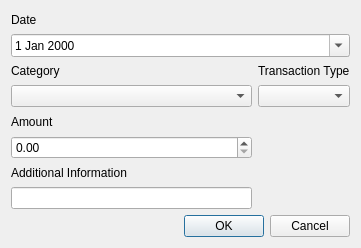
This is FinToolV2-0/addtransaction.ui in IVIyg0t/FinancialTool as Qt 5 draws it before an edit. The edited form follows.
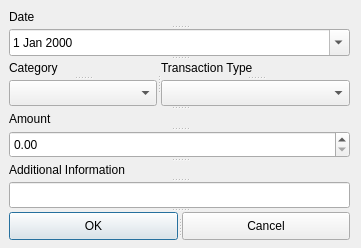
This is the edited form.

```diff
--- a/FinToolV2-0/addtransaction.ui
+++ b/FinToolV2-0/addtransaction.ui
@@ -13,55 +13,78 @@
   <property name="windowTitle">
    <string>Dialog</string>
   </property>
-  <layout class="QGridLayout" name="gridLayout">
-   <item row="7" column="0">
-    <widget class="QLineEdit" name="addInfo"/>
-   </item>
-   <item row="0" column="0">
+  <widget class="QSplitter" name="splitter_10">
+   <property name="geometry">
+    <rect>
+     <x>9</x>
+     <y>9</y>
+     <width>341</width>
+     <height>231</height>
+    </rect>
+   </property>
+   <property name="orientation">
+    <enum>Qt::Vertical</enum>
+   </property>
+   <widget class="QSplitter" name="splitter_9">
+    <property name="orientation">
+     <enum>Qt::Horizontal</enum>
+    </property>
+    <widget class="QSplitter" name="splitter_4">
+     <property name="orientation">
+      <enum>Qt::Vertical</enum>
+     </property>
     <widget class="QLabel" name="label">
      <property name="text">
       <string>Date</string>
      </property>
     </widget>
-   </item>
-   <item row="1" column="0" colspan="2">
     <widget class="QDateEdit" name="date">
      <property name="calendarPopup">
       <bool>true</bool>
      </property>
     </widget>
-   </item>
-   <item row="8" column="0" colspan="2">
-    <widget class="QDialogButtonBox" name="buttonBox">
+    </widget>
+   </widget>
+   <widget class="QSplitter" name="splitter_6">
      <property name="orientation">
       <enum>Qt::Horizontal</enum>
      </property>
-     <property name="standardButtons">
-      <set>QDialogButtonBox::Cancel|QDialogButtonBox::Ok</set>
+    <widget class="QSplitter" name="splitter_3">
+     <property name="orientation">
+      <enum>Qt::Vertical</enum>
      </property>
-    </widget>
-   </item>
-   <item row="4" column="0">
-    <widget class="QLabel" name="label_4">
+     <widget class="QLabel" name="label_2">
      <property name="text">
-      <string>Amount</string>
-     </property>
-    </widget>
-   </item>
-   <item row="2" column="1">
+       <string>Category</string>
+      </property>
+     </widget>
+     <widget class="QComboBox" name="Category"/>
+    </widget>
+    <widget class="QSplitter" name="splitter_5">
+     <property name="orientation">
+      <enum>Qt::Vertical</enum>
+     </property>
     <widget class="QLabel" name="label_3">
      <property name="text">
       <string>Transaction Type</string>
      </property>
     </widget>
-   </item>
-   <item row="3" column="1">
     <widget class="QComboBox" name="TransactionType"/>
-   </item>
-   <item row="3" column="0">
-    <widget class="QComboBox" name="Category"/>
-   </item>
-   <item row="5" column="0">
+    </widget>
+   </widget>
+   <widget class="QSplitter" name="splitter_8">
+    <property name="orientation">
+     <enum>Qt::Horizontal</enum>
+    </property>
+    <widget class="QSplitter" name="splitter_2">
+     <property name="orientation">
+      <enum>Qt::Vertical</enum>
+     </property>
+     <widget class="QLabel" name="label_4">
+      <property name="text">
+       <string>Amount</string>
+      </property>
+     </widget>
     <widget class="QDoubleSpinBox" name="Amount">
      <property name="maximum">
       <double>10000.000000000000000</double>
@@ -70,22 +93,35 @@
       <double>0.000000000000000</double>
      </property>
     </widget>
-   </item>
-   <item row="2" column="0">
-    <widget class="QLabel" name="label_2">
-     <property name="text">
-      <string>Category</string>
-     </property>
-    </widget>
-   </item>
-   <item row="6" column="0">
+    </widget>
+   </widget>
+   <widget class="QSplitter" name="splitter">
+    <property name="orientation">
+     <enum>Qt::Vertical</enum>
+    </property>
     <widget class="QLabel" name="label_5">
      <property name="text">
       <string>Additional Information</string>
      </property>
     </widget>
-   </item>
-  </layout>
+    <widget class="QLineEdit" name="addInfo"/>
+   </widget>
+   <widget class="QSplitter" name="splitter_7">
+    <property name="orientation">
+     <enum>Qt::Horizontal</enum>
+    </property>
+    <widget class="QPushButton" name="pushButton">
+     <property name="text">
+      <string>OK</string>
+     </property>
+    </widget>
+    <widget class="QPushButton" name="pushButton_2">
+     <property name="text">
+      <string>Cancel</string>
+     </property>
+    </widget>
+   </widget>
+  </widget>
  </widget>
  <resources/>
  <connections>
```
Left out of the diff: 35 changed lines with no effect on the pictures. Lines whose indentation alone changed are shown as unchanged.
